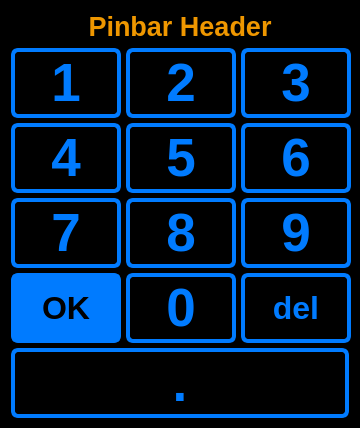
The window that src/ui_elements/passwordbuttons2.ui (AndreWohnsland/CocktailBerry) describes before a commit, drawn with Qt 5.
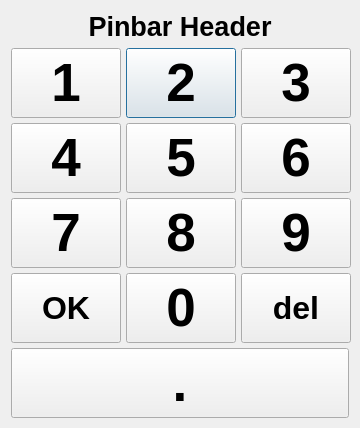
The same window after the commit.

```diff
--- a/src/ui_elements/passwordbuttons2.ui
+++ b/src/ui_elements/passwordbuttons2.ui
@@ -26,52 +26,7 @@
    <string>Passworteingabe</string>
   </property>
   <property name="styleSheet">
-   <string notr="true">QWidget
-{
-	color: rgb(0, 123, 255);	
-	background-color: rgb(0, 0, 0);
-
-}
-
-QPushButton {
-	background-color: rgb(0, 0, 0);
-	color: (0, 123, 255);
-    border-width: 4px;
-	border-color: rgb(0, 123, 255);
-	border-style: solid;
-	border-radius: 7;
-	padding: 3px;
-	padding-left: 5px;
-	padding-right: 5px;
-}
-
-QPushButton:pressed
-{
-	color: rgb(239, 151, 0);	
-	border-color: rgb(239, 151, 0);
-}
-
-#LHeader {
-	color: rgb(239, 151, 0);
-}
-
-/* Inverted button style */
-#PBenter {
-	background-color: rgb(0, 123, 255);  
-	color: rgb(0, 0, 0);
-    border-width: 3px;
-	border-color: rgb(0, 123, 255);
-	border-style: solid;
-	border-radius: 7;
-	padding: 3px;
-	padding-left: 5px;
-	padding-right: 5px;
-}
-
-#PBenter:pressed {
-	background-color: rgb(239, 151, 0);	
-	border-color: rgb(239, 151, 0);	
-}</string>
+   <string notr="true"/>
   </property>
   <property name="modal">
    <bool>true</bool>
```
Left out of the diff: 6 changed lines with no effect on the pictures.
